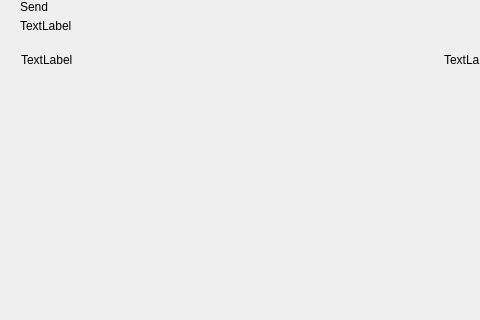
Before: the Qt Designer form src/qt/pivx/forms/send.ui in altecoin-altc/ZNZ, drawn with Qt 5; both pictures show x 0 to 480 and y 0 to 320 of the 893 by 700 pixel window.
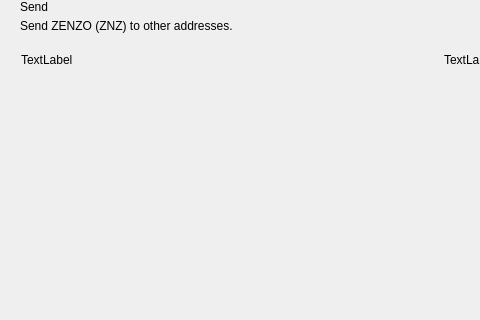
After: the same form once the commit is applied. Custom widgets are drawn as their Qt base class.

Diff of the .ui file:
```diff
--- a/src/qt/pivx/forms/send.ui
+++ b/src/qt/pivx/forms/send.ui
@@ -81,7 +81,7 @@
             <item>
              <widget class="QLabel" name="labelSubtitle1">
               <property name="text">
-               <string>TextLabel</string>
+               <string>Send ZENZO (ZNZ) to other addresses.</string>
               </property>
              </widget>
             </item>
```
